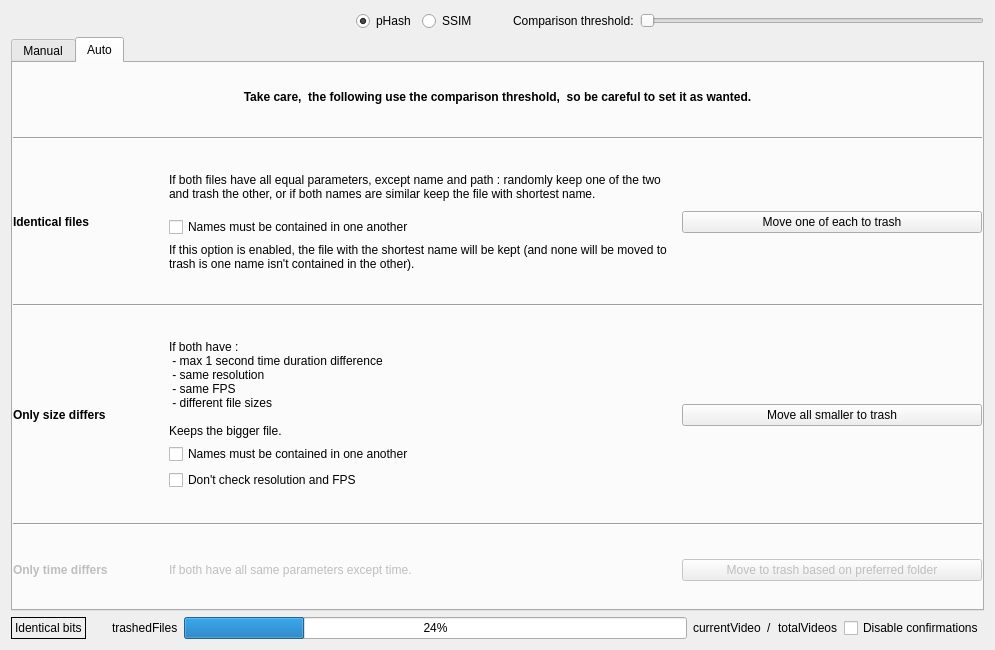
The window that QtProject/app/comparison.ui (theophanemayaud/video-simili-duplicate-cleaner) describes before a commit, drawn with Qt 5.
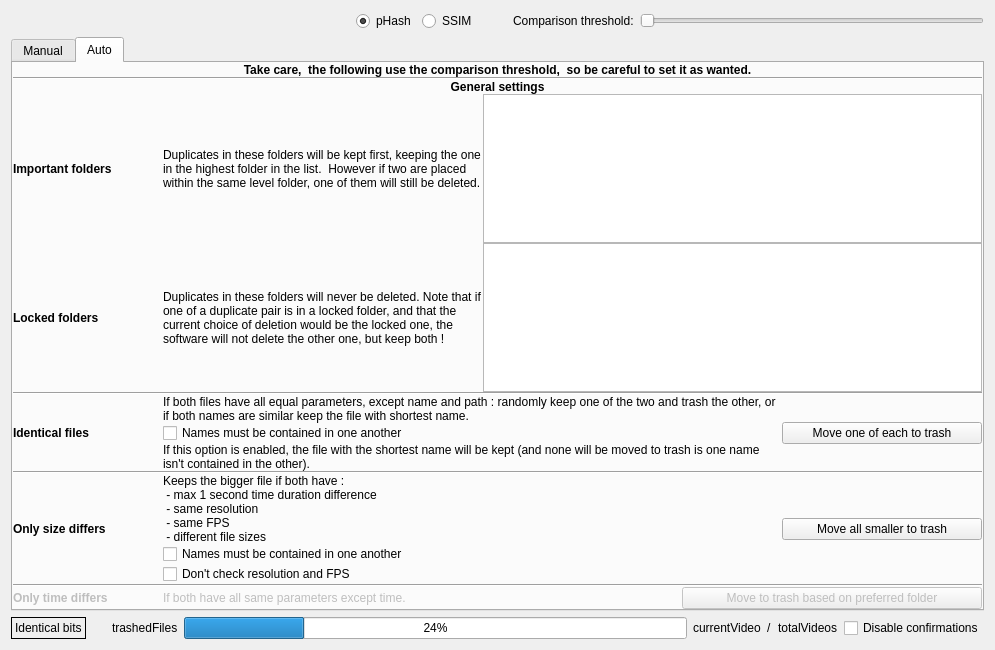
The same window after the commit. The open tabs and pages were chosen to show the change. Custom widgets are drawn as their Qt base class.

Commit message: feat(comparison): added new ui for locked and important folders

What changed in the file:
```diff
--- a/QtProject/app/comparison.ui
+++ b/QtProject/app/comparison.ui
@@ -949,6 +949,9 @@
        </property>
        <item>
         <layout class="QVBoxLayout" name="verticalLayout_3">
+         <property name="spacing">
+          <number>0</number>
+         </property>
          <item>
           <widget class="QLabel" name="label_15">
            <property name="sizePolicy">
@@ -971,6 +974,152 @@
            </property>
           </widget>
          </item>
+         <item>
+          <widget class="Line" name="line_3">
+           <property name="orientation">
+            <enum>Qt::Horizontal</enum>
+           </property>
+          </widget>
+         </item>
+         <item>
+          <layout class="QVBoxLayout" name="verticalLayout_8">
+           <item>
+            <widget class="QLabel" name="label_11">
+             <property name="font">
+              <font>
+               <weight>75</weight>
+               <bold>true</bold>
+              </font>
+             </property>
+             <property name="text">
+              <string>General settings</string>
+             </property>
+             <property name="alignment">
+              <set>Qt::AlignHCenter|Qt::AlignTop</set>
+             </property>
+            </widget>
+           </item>
+           <item>
+            <layout class="QHBoxLayout" name="horizontalLayout_10">
+             <item>
+              <widget class="QLabel" name="label_13">
+               <property name="minimumSize">
+                <size>
+                 <width>150</width>
+                 <height>0</height>
+                </size>
+               </property>
+               <property name="font">
+                <font>
+                 <weight>75</weight>
+                 <bold>true</bold>
+                </font>
+               </property>
+               <property name="text">
+                <string>Important folders</string>
+               </property>
+              </widget>
+             </item>
+             <item>
+              <widget class="QLabel" name="label_17">
+               <property name="minimumSize">
+                <size>
+                 <width>320</width>
+                 <height>0</height>
+                </size>
+               </property>
+               <property name="text">
+                <string>Duplicates in these folders will be kept first, keeping the one in the highest folder in the list.  However if two are placed within the same level folder, one of them will still be deleted. </string>
+               </property>
+               <property name="wordWrap">
+                <bool>true</bool>
+               </property>
+              </widget>
+             </item>
+             <item>
+              <widget class="QListWidget" name="importantFolderslistWidget">
+               <property name="dragEnabled">
+                <bool>true</bool>
+               </property>
+               <property name="dragDropMode">
+                <enum>QAbstractItemView::InternalMove</enum>
+               </property>
+               <property name="horizontalScrollMode">
+                <enum>QAbstractItemView::ScrollPerItem</enum>
+               </property>
+               <property name="itemAlignment">
+                <set>Qt::AlignRight</set>
+               </property>
+               <property name="sortingEnabled">
+                <bool>false</bool>
+               </property>
+              </widget>
+             </item>
+            </layout>
+           </item>
+           <item>
+            <layout class="QHBoxLayout" name="horizontalLayout_12">
+             <item>
+              <widget class="QLabel" name="label_24">
+               <property name="minimumSize">
+                <size>
+                 <width>150</width>
+                 <height>0</height>
+                </size>
+               </property>
+               <property name="font">
+                <font>
+                 <weight>75</weight>
+                 <bold>true</bold>
+                </font>
+               </property>
+               <property name="text">
+                <string>Locked folders</string>
+               </property>
+              </widget>
+             </item>
+             <item>
+              <widget class="QLabel" name="label_25">
+               <property name="minimumSize">
+                <size>
+                 <width>320</width>
+                 <height>0</height>
+                </size>
+               </property>
+               <property name="text">
+                <string>Duplicates in these folders will never be deleted. Note that if one of a duplicate pair is in a locked folder, and that the current choice of deletion would be the locked one, the software will not delete the other one, but keep both !</string>
+               </property>
+               <property name="wordWrap">
+                <bool>true</bool>
+               </property>
+              </widget>
+             </item>
+             <item>
+              <widget class="QListWidget" name="lockedFolderslistWidget">
+               <property name="verticalScrollBarPolicy">
+                <enum>Qt::ScrollBarAsNeeded</enum>
+               </property>
+               <property name="showDropIndicator" stdset="0">
+                <bool>false</bool>
+               </property>
+               <property name="dragEnabled">
+                <bool>false</bool>
+               </property>
+               <property name="dragDropMode">
+                <enum>QAbstractItemView::NoDragDrop</enum>
+               </property>
+               <property name="horizontalScrollMode">
+                <enum>QAbstractItemView::ScrollPerItem</enum>
+               </property>
+               <property name="itemAlignment">
+                <set>Qt::AlignRight</set>
+               </property>
+              </widget>
+             </item>
+            </layout>
+           </item>
+          </layout>
+         </item>
          <item>
           <widget class="Line" name="line_4">
            <property name="orientation">
@@ -1020,22 +1169,6 @@
                </property>
               </widget>
              </item>
-             <item>
-              <spacer name="verticalSpacer">
-               <property name="orientation">
-                <enum>Qt::Vertical</enum>
-               </property>
-               <property name="sizeType">
-                <enum>QSizePolicy::Fixed</enum>
-               </property>
-               <property name="sizeHint" stdset="0">
-                <size>
-                 <width>20</width>
-                 <height>10</height>
-                </size>
-               </property>
-              </spacer>
-             </item>
              <item>
               <widget class="QCheckBox" name="autoIdenticalFilesNamesMustBeContainedCheckbox">
                <property name="enabled">
@@ -1068,7 +1201,7 @@
              </property>
              <property name="minimumSize">
               <size>
-               <width>300</width>
+               <width>200</width>
                <height>0</height>
               </size>
              </property>
@@ -1121,13 +1254,11 @@
                 <number>2</number>
                </property>
                <property name="text">
-                <string>If both have : 
+                <string>Keeps the bigger file if both have : 
  - max 1 second time duration difference
  - same resolution
  - same FPS
- - different file sizes 
-
-Keeps the bigger file.</string>
+ - different file sizes</string>
                </property>
               </widget>
              </item>
@@ -1166,7 +1297,7 @@
              </property>
              <property name="minimumSize">
               <size>
-               <width>300</width>
+               <width>200</width>
                <height>0</height>
               </size>
              </property>
```
Left out of the diff: 2 changed lines with no effect on the pictures.
